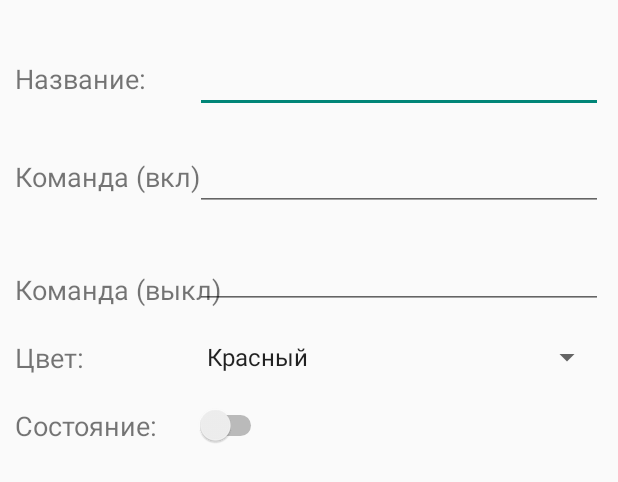
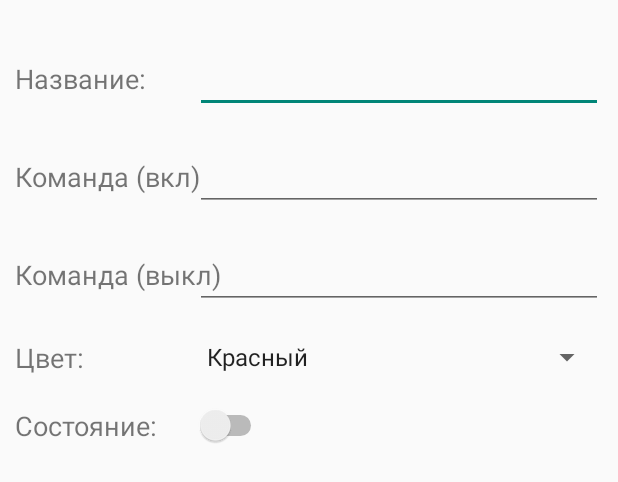
Before and after one commit to viirtus/ArduinoWorksheet, an Android app: the layout led_dialog.xml on its own in the app's theme, with its tools: preview values and no code run, on a phone screen of 412 x 824 dp. Shown: the top 482 px of the screen. Run offline under Robolectric (Android 15) with nearby library versions, the phone set to English and light mode, and no system bars.

Commit message:
led_dialog fix

```diff
--- a/app/src/main/res/layout/led_dialog.xml
+++ b/app/src/main/res/layout/led_dialog.xml
@@ -115,8 +115,8 @@
         android:id="@+id/textView7"
         android:textSize="8pt"
         android:gravity="center_vertical"
-        android:layout_above="@+id/textView3"
         android:layout_alignParentLeft="true"
         android:layout_alignParentStart="true"
-        android:layout_alignTop="@+id/led_command_off_et" />
+        android:layout_alignTop="@+id/led_command_off_et"
+        android:layout_alignBottom="@+id/led_command_off_et" />
 </RelativeLayout>
```
Also changed, not shown: 1 other file.
